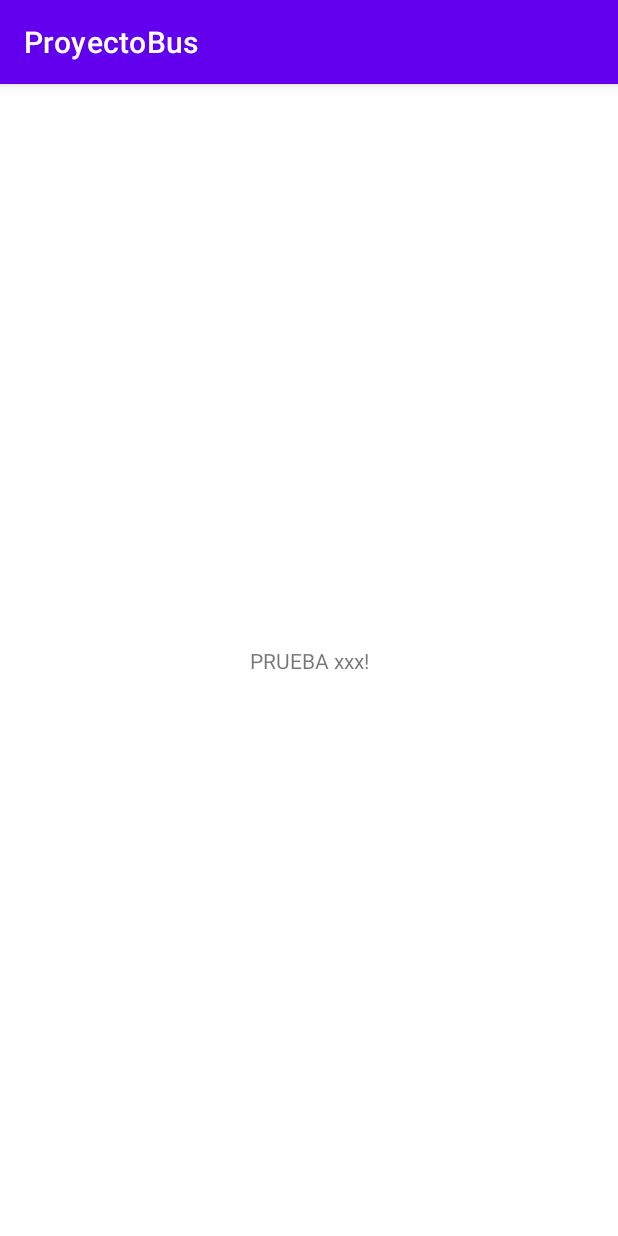
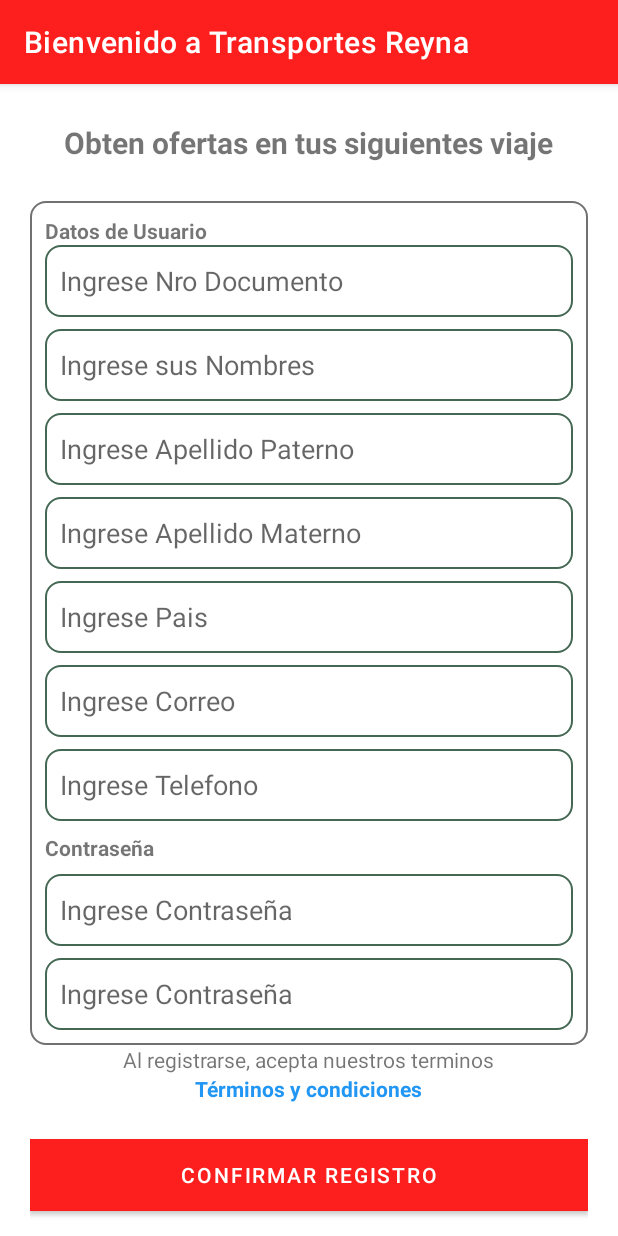
Before and after one commit to Antonixt/ProyectoBusCompartido, an Android app: the screen it shows after launch (MainActivity before the commit, RegistroUsuarioActivity after it), on a phone screen of 412 x 824 dp. Run offline under Robolectric (Android 15) with nearby library versions, the phone set to English and light mode, and no system bars.

Commit message:
HU01- registro de usuario (plantilla)
HU01- registro de usuario (plantilla)

```diff
--- /dev/null
+++ b/app/src/main/java/com/upc/proyectobus/RegistroUsuarioActivity.java
@@ -0,0 +1,26 @@
+package com.upc.proyectobus;
+
+import androidx.appcompat.app.AppCompatActivity;
+
+import android.content.Intent;
+import android.os.Bundle;
+import android.widget.Button;
+
+public class RegistroUsuarioActivity extends AppCompatActivity {
+
+    Button btnConfirmarRegistro;
+    @Override
+    protected void onCreate(Bundle savedInstanceState) {
+        super.onCreate(savedInstanceState);
+        setContentView(R.layout.activity_registro_usuario);
+        asignarReferencias();
+    }
+
+    private void asignarReferencias() {
+        btnConfirmarRegistro = findViewById(R.id.btnConfirmarRegistro);
+        btnConfirmarRegistro.setOnClickListener(view -> {
+            Intent intent = new Intent(this, MainActivity.class);
+            startActivity(intent);
+        });
+    }
+}
--- /dev/null
+++ b/app/src/main/res/drawable/caja.xml
@@ -0,0 +1,10 @@
+<?xml version="1.0" encoding="utf-8"?>
+<selector xmlns:android="http://schemas.android.com/apk/res/android">
+    <item android:state_enabled="true" >
+        <shape android:shape="rectangle">
+            <solid android:color="@color/white" />
+            <stroke android:color="@color/gris" android:width="1dp" />
+            <corners android:radius="10dp" />
+        </shape>
+    </item>
+</selector>
--- /dev/null
+++ b/app/src/main/res/drawable/cajafocus.xml
@@ -0,0 +1,18 @@
+<?xml version="1.0" encoding="utf-8"?>
+<selector xmlns:android="http://schemas.android.com/apk/res/android">
+    <item android:state_enabled="true">
+
+        <shape android:shape="rectangle" android:state_focused="true">
+            <solid android:color="@color/white" />
+            <stroke android:color="#446854" android:width="1dp" />
+            <corners android:radius="10dp" />
+        </shape>
+
+        <shape android:shape="rectangle">
+            <solid android:color="@color/white" />
+            <stroke android:color="@color/gris" android:width="1dp" />
+            <corners android:radius="10dp" />
+        </shape>
+
+    </item>
+</selector>
--- a/app/src/main/res/layout/activity_main.xml
+++ b/app/src/main/res/layout/activity_main.xml
@@ -2,6 +2,7 @@
 <androidx.constraintlayout.widget.ConstraintLayout xmlns:android="http://schemas.android.com/apk/res/android"
     xmlns:app="http://schemas.android.com/apk/res-auto"
     xmlns:tools="http://schemas.android.com/tools"
+    android:id="@+id/btn_"
     android:layout_width="match_parent"
     android:layout_height="match_parent"
     tools:context=".MainActivity">
@@ -17,6 +18,14 @@
         app:layout_constraintStart_toStartOf="parent"
         app:layout_constraintTop_toTopOf="parent" />
 
+    <Button
+        android:id="@+id/btnCrearCuenta"
+        android:layout_width="wrap_content"
+        android:layout_height="wrap_content"
+        android:text="Crea tu cuenta"
+        app:layout_constraintEnd_toEndOf="parent"
+        app:layout_constraintStart_toStartOf="parent"
+        app:layout_constraintTop_toBottomOf="@+id/textView2" />
 
 
 </androidx.constraintlayout.widget.ConstraintLayout>
--- /dev/null
+++ b/app/src/main/res/layout/activity_registro_usuario.xml
@@ -0,0 +1,221 @@
+<?xml version="1.0" encoding="utf-8"?>
+<androidx.constraintlayout.widget.ConstraintLayout xmlns:android="http://schemas.android.com/apk/res/android"
+    xmlns:app="http://schemas.android.com/apk/res-auto"
+    xmlns:tools="http://schemas.android.com/tools"
+    android:layout_width="match_parent"
+    android:layout_height="match_parent"
+    android:paddingHorizontal="20dp"
+    tools:context=".RegistroUsuarioActivity">
+
+    <TextView
+        android:id="@+id/lbltitulo"
+        android:layout_width="wrap_content"
+        android:layout_height="wrap_content"
+        android:layout_marginTop="25dp"
+        android:text="Obten ofertas en tus siguientes viaje"
+        android:textSize="20sp"
+        android:textStyle="bold"
+        app:layout_constraintEnd_toEndOf="parent"
+        app:layout_constraintStart_toStartOf="parent"
+        app:layout_constraintTop_toTopOf="parent" />
+
+    <androidx.constraintlayout.widget.ConstraintLayout
+        android:id="@+id/constraintLayout"
+        android:layout_width="match_parent"
+        android:layout_height="wrap_content"
+        android:layout_marginTop="25dp"
+        android:padding="10dp"
+        android:background="@drawable/caja"
+        app:layout_constraintEnd_toEndOf="parent"
+        app:layout_constraintHorizontal_bias="1.0"
+        app:layout_constraintStart_toStartOf="parent"
+        app:layout_constraintTop_toBottomOf="@+id/lbltitulo">
+
+        <TextView
+            android:id="@+id/textView2"
+            android:layout_width="wrap_content"
+            android:layout_height="wrap_content"
+            android:text="Datos de Usuario"
+            android:textStyle="bold"
+            app:layout_constraintStart_toStartOf="parent"
+            app:layout_constraintTop_toTopOf="parent" />
+
+        <EditText
+            android:id="@+id/txtDocumento"
+            android:layout_width="match_parent"
+            android:layout_height="wrap_content"
+            android:ems="10"
+            android:hint="Ingrese Nro Documento"
+            android:inputType="number"
+            android:minHeight="48dp"
+            android:background="@drawable/cajafocus"
+            android:paddingHorizontal="10dp"
+            app:layout_constraintEnd_toEndOf="parent"
+            app:layout_constraintStart_toStartOf="parent"
+            app:layout_constraintTop_toBottomOf="@+id/textView2" />
+
+        <EditText
+            android:id="@+id/txtNombres"
+            android:layout_width="match_parent"
+            android:layout_height="wrap_content"
+            android:layout_marginTop="8dp"
+            android:background="@drawable/cajafocus"
+            android:ems="10"
+            android:hint="Ingrese sus Nombres"
+            android:inputType="textPersonName"
+            android:minHeight="48dp"
+            android:paddingHorizontal="10dp"
+            app:layout_constraintEnd_toEndOf="parent"
+            app:layout_constraintStart_toStartOf="parent"
+            app:layout_constraintTop_toBottomOf="@+id/txtDocumento" />
+
+        <EditText
+            android:id="@+id/txtApellidoPat"
+            android:layout_width="match_parent"
+            android:layout_height="wrap_content"
+            android:ems="10"
+            android:hint="Ingrese Apellido Paterno"
+            android:inputType="textPersonName"
+            android:minHeight="48dp"
+            android:background="@drawable/cajafocus"
+            android:paddingHorizontal="10dp"
+            android:layout_marginTop="8dp"
+            app:layout_constraintEnd_toEndOf="parent"
+            app:layout_constraintStart_toStartOf="parent"
+            app:layout_constraintTop_toBottomOf="@+id/txtNombres" />
+
+        <EditText
+            android:id="@+id/txtApellidoMat"
+            android:layout_width="match_parent"
+            android:layout_height="wrap_content"
+            android:ems="10"
+            android:hint="Ingrese Apellido Materno"
+            android:inputType="textPersonName"
+            android:minHeight="48dp"
+            android:background="@drawable/cajafocus"
+            android:paddingHorizontal="10dp"
+            android:layout_marginTop="8dp"
+            app:layout_constraintEnd_toEndOf="parent"
+            app:layout_constraintStart_toStartOf="parent"
+            app:layout_constraintTop_toBottomOf="@+id/txtApellidoPat" />
+
+        <EditText
+            android:id="@+id/txtPais"
+            android:layout_width="match_parent"
+            android:layout_height="wrap_content"
+            android:ems="10"
+            android:hint="Ingrese Pais"
+            android:inputType="textPersonName"
+            android:minHeight="48dp"
+            android:background="@drawable/cajafocus"
+            android:paddingHorizontal="10dp"
+            android:layout_marginTop="8dp"
+            app:layout_constraintEnd_toEndOf="parent"
+            app:layout_constraintStart_toStartOf="parent"
+            app:layout_constraintTop_toBottomOf="@+id/txtApellidoMat" />
+
+        <EditText
+            android:id="@+id/txtCorreo"
+            android:layout_width="match_parent"
+            android:layout_height="wrap_content"
+            android:ems="10"
+            android:hint="Ingrese Correo"
+            android:inputType="textEmailAddress"
+            android:minHeight="48dp"
+            android:background="@drawable/cajafocus"
+            android:paddingHorizontal="10dp"
+            android:layout_marginTop="8dp"
+            app:layout_constraintEnd_toEndOf="parent"
+            app:layout_constraintHorizontal_bias="0.496"
+            app:layout_constraintStart_toStartOf="parent"
+            app:layout_constraintTop_toBottomOf="@+id/txtPais" />
+
+        <EditText
+            android:id="@+id/txtTelefono"
+            android:layout_width="match_parent"
+            android:layout_height="wrap_content"
+            android:ems="10"
+            android:hint="Ingrese Telefono"
+            android:inputType="phone"
+            android:minHeight="48dp"
+            android:background="@drawable/cajafocus"
+            android:paddingHorizontal="10dp"
+            android:layout_marginTop="8dp"
+            app:layout_constraintEnd_toEndOf="parent"
+            app:layout_constraintStart_toStartOf="parent"
+            app:layout_constraintTop_toBottomOf="@+id/txtCorreo" />
+
+        <TextView
+            android:id="@+id/textView3"
+            android:layout_width="wrap_content"
+            android:layout_height="wrap_content"
+            android:layout_marginTop="8dp"
+            android:text="Contraseña"
+            android:textStyle="bold"
+            app:layout_constraintStart_toStartOf="parent"
+            app:layout_constraintTop_toBottomOf="@+id/txtTelefono" />
+
+        <EditText
+            android:id="@+id/txtPasswordA"
+            android:layout_width="match_parent"
+            android:layout_height="wrap_content"
+            android:ems="10"
+            android:hint="Ingrese Contraseña"
+            android:inputType="textPassword"
+            android:minHeight="48dp"
+            android:layout_marginTop="8dp"
+            android:background="@drawable/cajafocus"
+            android:paddingHorizontal="10dp"
+            app:layout_constraintEnd_toEndOf="parent"
+            app:layout_constraintStart_toStartOf="parent"
+            app:layout_constraintTop_toBottomOf="@+id/textView3" />
+
+        <EditText
+            android:id="@+id/txtPasswordB"
+            android:layout_width="match_parent"
+            android:layout_height="wrap_content"
+            android:background="@drawable/cajafocus"
+            android:ems="10"
+            android:hint="Ingrese Contraseña"
+            android:inputType="textPassword"
+            android:minHeight="48dp"
+            android:paddingHorizontal="10dp"
+            android:layout_marginTop="8dp"
+            app:layout_constraintEnd_toEndOf="parent"
+            app:layout_constraintStart_toStartOf="parent"
+            app:layout_constraintTop_toBottomOf="@+id/txtPasswordA" />
+
+    </androidx.constraintlayout.widget.ConstraintLayout>
+
+    <TextView
+        android:id="@+id/textView"
+        android:layout_width="wrap_content"
+        android:layout_height="wrap_content"
+        android:text="Al registrarse, acepta nuestros terminos"
+        app:layout_constraintEnd_toEndOf="parent"
+        app:layout_constraintStart_toStartOf="parent"
+        app:layout_constraintTop_toBottomOf="@+id/constraintLayout" />
+
+    <TextView
+        android:id="@+id/textView4"
+        android:layout_width="wrap_content"
+        android:layout_height="wrap_content"
+        android:text="Términos y condiciones"
+        android:textColor="#2196F3"
+        android:textStyle="bold"
+        app:layout_constraintEnd_toEndOf="parent"
+        app:layout_constraintStart_toStartOf="parent"
+        app:layout_constraintTop_toBottomOf="@+id/textView" />
+
+    <Button
+        android:id="@+id/btnConfirmarRegistro"
+        android:layout_width="match_parent"
+        android:layout_height="wrap_content"
+        android:layout_marginTop="24dp"
+        android:background="#FD1E1E"
+        android:text="confirmar registro"
+        app:layout_constraintEnd_toEndOf="parent"
+        app:layout_constraintStart_toStartOf="parent"
+        app:layout_constraintTop_toBottomOf="@+id/textView4" />
+
+</androidx.constraintlayout.widget.ConstraintLayout>
--- a/app/src/main/res/values/colors.xml
+++ b/app/src/main/res/values/colors.xml
@@ -7,4 +7,6 @@
     <color name="teal_700">#FF018786</color>
     <color name="black">#FF000000</color>
     <color name="white">#FFFFFFFF</color>
+    <color name="red">#FD1E1E</color>
+    <color name="gris">#717171</color>
 </resources>
--- a/app/src/main/res/values/themes.xml
+++ b/app/src/main/res/values/themes.xml
@@ -2,7 +2,8 @@
     <!-- Base application theme. -->
     <style name="Theme.ProyectoBus" parent="Theme.MaterialComponents.DayNight.DarkActionBar">
         <!-- Primary brand color. -->
-        <item name="colorPrimary">@color/purple_500</item>
+<!--        <item name="colorPrimary">@color/purple_500</item>-->
+        <item name="colorPrimary">@color/red</item>
         <item name="colorPrimaryVariant">@color/purple_700</item>
         <item name="colorOnPrimary">@color/white</item>
         <!-- Secondary brand color. -->
```
Also changed, not shown: app/src/main/AndroidManifest.xml (+8 -2 lines).
